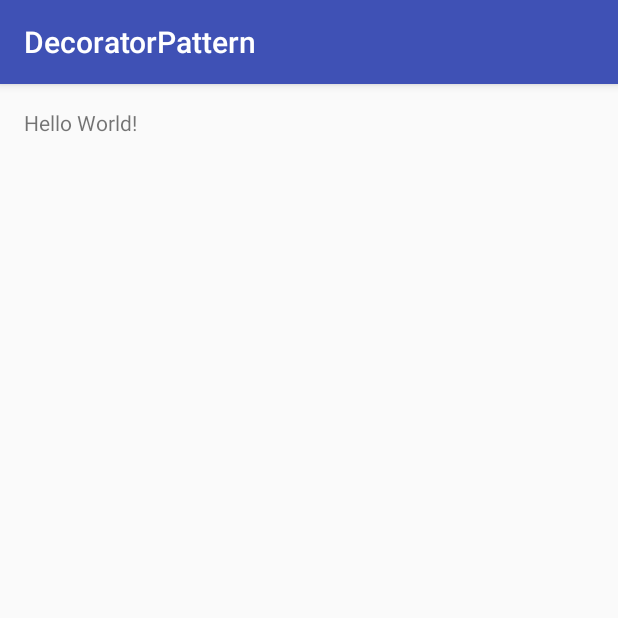
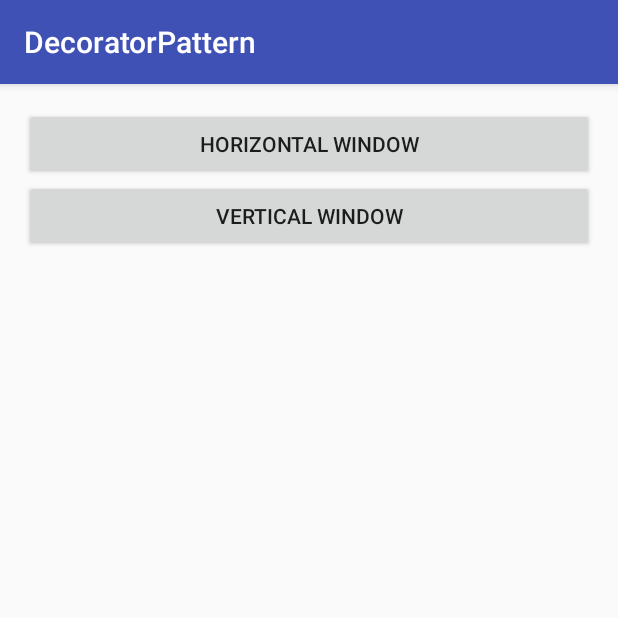
Before and after one commit to zhaozepeng/Design-Patterns, an Android app: the screen it shows after launch (MainActivity), on a phone screen of 412 x 824 dp, the top half of it. Run offline under Robolectric (Android 15) with nearby library versions, the phone set to English and light mode, and no system bars.

Commit message:
装饰者模式完成100%

```diff
--- a/DecoratorPattern/app/src/main/java/com/android/decoratorpattern/MainActivity.java
+++ b/DecoratorPattern/app/src/main/java/com/android/decoratorpattern/MainActivity.java
@@ -1,13 +1,49 @@
 package com.android.decoratorpattern;
 
+import android.os.Bundle;
 import android.support.v7.app.AppCompatActivity;
-import android.os.Bundle;
+import android.util.Log;
+import android.view.View;
+import android.widget.Button;
 
-public class MainActivity extends AppCompatActivity {
+import com.android.decoratorpattern.decorator.HorizontalScrollBarDecorator;
+import com.android.decoratorpattern.decorator.IWindow;
+import com.android.decoratorpattern.decorator.SimpleWindow;
+import com.android.decoratorpattern.decorator.VerticalScrollBarDecorator;
+
+public class MainActivity extends AppCompatActivity implements View.OnClickListener {
+
+    private Button btn_horizontal_window;
+    private Button btn_vertical_window;
 
     @Override
     protected void onCreate(Bundle savedInstanceState) {
         super.onCreate(savedInstanceState);
         setContentView(R.layout.activity_main);
+        initView();
+    }
+
+    private void initView() {
+        btn_horizontal_window = (Button) findViewById(R.id.btn_horizontal_window);
+        btn_vertical_window = (Button) findViewById(R.id.btn_vertical_window);
+
+        btn_horizontal_window.setOnClickListener(this);
+        btn_vertical_window.setOnClickListener(this);
+    }
+
+    @Override
+    public void onClick(View v) {
+        switch (v.getId()) {
+            case R.id.btn_horizontal_window:
+                IWindow horizontalWindow = new HorizontalScrollBarDecorator(new SimpleWindow());
+                horizontalWindow.draw();
+                Log.e("shawn", "window description : " + horizontalWindow.getDescription());
+                break;
+            case R.id.btn_vertical_window:
+                IWindow verticalWindow = new VerticalScrollBarDecorator(new SimpleWindow());
+                verticalWindow.draw();
+                Log.e("shawn", "window description : " + verticalWindow.getDescription());
+                break;
+        }
     }
 }
--- /dev/null
+++ b/DecoratorPattern/app/src/main/java/com/android/decoratorpattern/decorator/IWindow.java
@@ -0,0 +1,14 @@
+package com.android.decoratorpattern.decorator;
+
+/**
+ * Description: #TODO
+ *
+ * @author Shawn(zhao_zepeng@hotmail.com)
+ * @since 2016-06-09
+ */
+public interface IWindow {
+
+    void draw();
+
+    String getDescription();
+}
--- a/DecoratorPattern/app/src/main/res/layout/activity_main.xml
+++ b/DecoratorPattern/app/src/main/res/layout/activity_main.xml
@@ -1,5 +1,5 @@
 <?xml version="1.0" encoding="utf-8"?>
-<RelativeLayout xmlns:android="http://schemas.android.com/apk/res/android"
+<LinearLayout xmlns:android="http://schemas.android.com/apk/res/android"
     xmlns:tools="http://schemas.android.com/tools"
     android:layout_width="match_parent"
     android:layout_height="match_parent"
@@ -7,10 +7,18 @@
     android:paddingLeft="@dimen/activity_horizontal_margin"
     android:paddingRight="@dimen/activity_horizontal_margin"
     android:paddingTop="@dimen/activity_vertical_margin"
-    tools:context="com.android.decoratorpattern.MainActivity">
+    tools:context="com.android.decoratorpattern.MainActivity"
+    android:orientation="vertical">
 
-    <TextView
-        android:layout_width="wrap_content"
+    <Button
+        android:id="@+id/btn_horizontal_window"
+        android:layout_width="match_parent"
         android:layout_height="wrap_content"
-        android:text="Hello World!" />
-</RelativeLayout>
+        android:text="horizontal window"/>
+
+    <Button
+        android:id="@+id/btn_vertical_window"
+        android:layout_width="match_parent"
+        android:layout_height="wrap_content"
+        android:text="vertical window"/>
+</LinearLayout>
```
Also changed, not shown: DecoratorPattern/app/src/main/java/com/android/decoratorpattern/decorator/DecoratorWindow.java (added, +26 -0 lines), DecoratorPattern/app/src/main/java/com/android/decoratorpattern/decorator/HorizontalScrollBarDecorator.java (added, +27 -0 lines), DecoratorPattern/app/src/main/java/com/android/decoratorpattern/decorator/SimpleWindow.java (added, +21 -0 lines), DecoratorPattern/app/src/main/java/com/android/decoratorpattern/decorator/VerticalScrollBarDecorator.java (added, +27 -0 lines), 5 other files.
